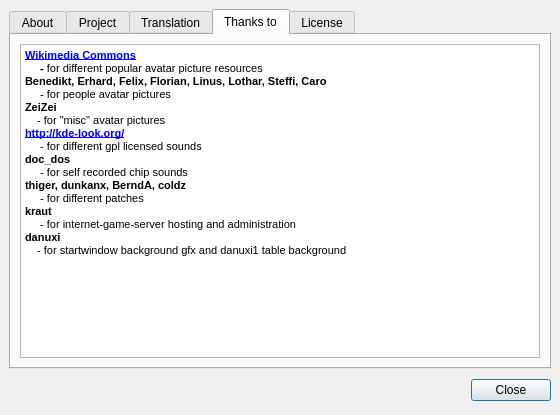
Before: the Qt Designer form src/gui/qt/aboutpokerth.ui in pokerth/pokerth, drawn with Qt 5.
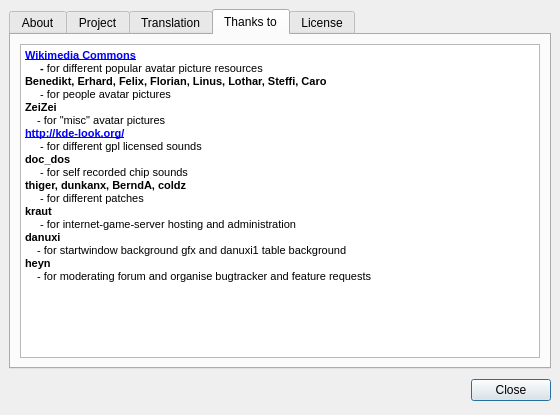
After: the same form once the commit is applied. The open tabs and pages were chosen to show the change.

```diff
--- a/src/gui/qt/aboutpokerth.ui
+++ b/src/gui/qt/aboutpokerth.ui
@@ -208,7 +208,9 @@
 &lt;p style=&quot; margin-top:0px; margin-bottom:0px; margin-left:0px; margin-right:0px; -qt-block-indent:0; text-indent:0px;&quot;&gt;&lt;span style=&quot; font-family:'Sans Serif'; font-weight:600;&quot;&gt;kraut&lt;/span&gt;&lt;/p&gt;
 &lt;p style=&quot; margin-top:0px; margin-bottom:0px; margin-left:0px; margin-right:0px; -qt-block-indent:0; text-indent:0px;&quot;&gt;&lt;span style=&quot; font-family:'Sans Serif';&quot;&gt;     - for internet-game-server hosting and administration&lt;/span&gt;&lt;/p&gt;
 &lt;p style=&quot; margin-top:0px; margin-bottom:0px; margin-left:0px; margin-right:0px; -qt-block-indent:0; text-indent:0px;&quot;&gt;&lt;span style=&quot; font-family:'Sans Serif'; font-weight:600;&quot;&gt;danuxi&lt;/span&gt;&lt;/p&gt;
-&lt;p style=&quot; margin-top:0px; margin-bottom:0px; margin-left:0px; margin-right:0px; -qt-block-indent:0; text-indent:0px;&quot;&gt;&lt;span style=&quot; font-family:'Sans Serif';&quot;&gt;    - for startwindow background gfx and danuxi1 table background&lt;/span&gt;&lt;/p&gt;&lt;/body&gt;&lt;/html&gt;</string>
+&lt;p style=&quot; margin-top:0px; margin-bottom:0px; margin-left:0px; margin-right:0px; -qt-block-indent:0; text-indent:0px;&quot;&gt;&lt;span style=&quot; font-family:'Sans Serif';&quot;&gt;    - for startwindow background gfx and danuxi1 table background&lt;/span&gt;&lt;/p&gt;
+&lt;p style=&quot; margin-top:0px; margin-bottom:0px; margin-left:0px; margin-right:0px; -qt-block-indent:0; text-indent:0px;&quot;&gt;&lt;span style=&quot; font-family:'Sans Serif'; font-weight:600;&quot;&gt;heyn&lt;/span&gt;&lt;/p&gt;
+&lt;p style=&quot; margin-top:0px; margin-bottom:0px; margin-left:0px; margin-right:0px; -qt-block-indent:0; text-indent:0px;&quot;&gt;&lt;span style=&quot; font-family:'Sans Serif';&quot;&gt;    - for moderating forum and organise bugtracker and feature requests&lt;/span&gt;&lt;/p&gt;&lt;/body&gt;&lt;/html&gt;</string>
          </property>
          <property name="openExternalLinks">
           <bool>true</bool>
```
